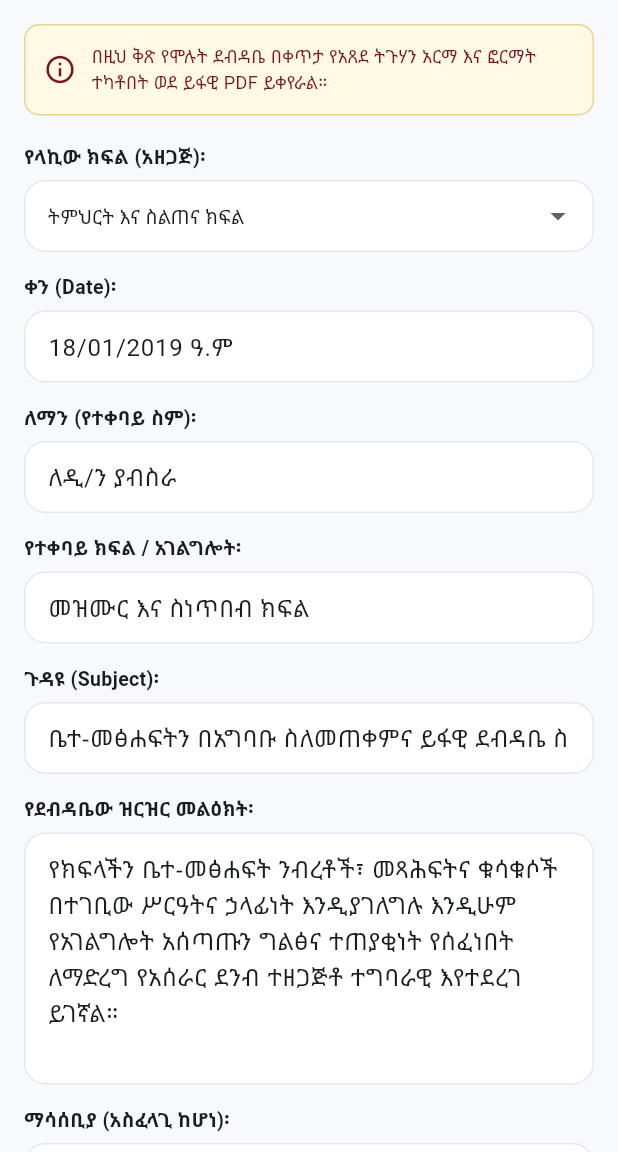
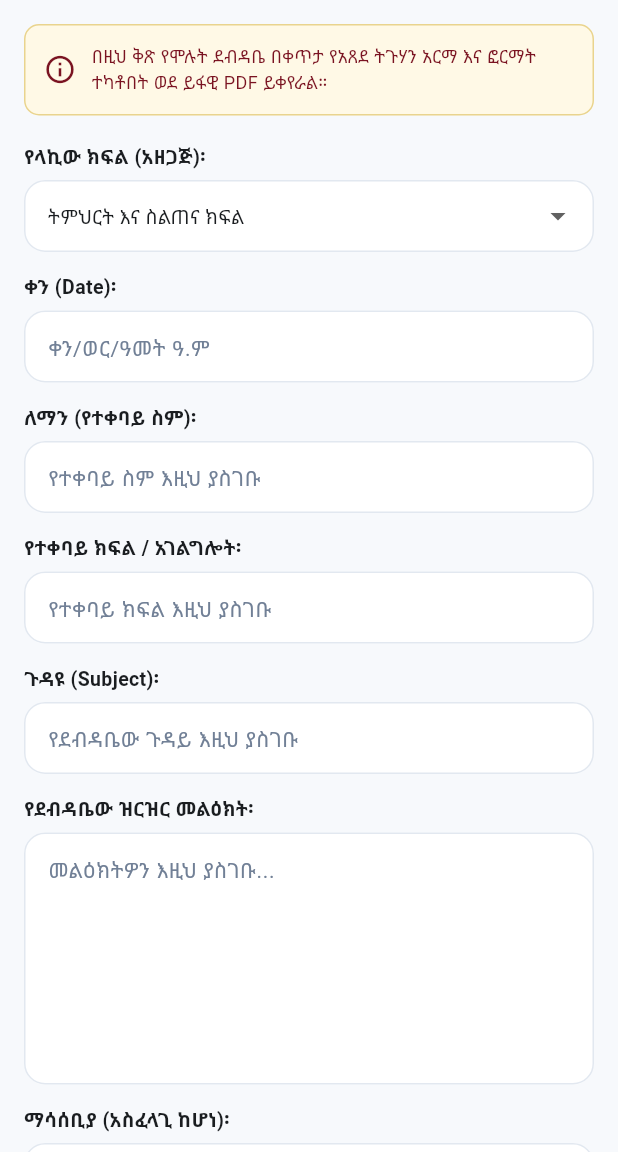
Before and after one commit to shetesfa/plan-atsede-teguhan, a Flutter app: the LetterGeneratorScreen screen opened directly, on a phone screen of 412 x 824 dp, the part 84-1236 px from its top. Run offline on Flutter 3.47's test engine with Material 3 defaults, Android fonts, the phone set to English and light mode, and no system bars; our stand-ins replace file_picker, flutter_secure_storage, google_fonts, image_picker, pdf, printing and 1 more; missing offline and left inert: excel; accounts and stored records are empty; network calls fail.

Commit message:
Fix audit 2026-11-14: lib/screens/letter_generator_screen.dart

```diff
--- a/lib/screens/letter_generator_screen.dart
+++ b/lib/screens/letter_generator_screen.dart
@@ -16,21 +16,19 @@ class LetterGeneratorScreen extends StatefulWidget {
 class _LetterGeneratorScreenState extends State<LetterGeneratorScreen> {
   final _formKey = GlobalKey<FormState>();
 
+  // Audit M8: all fields start EMPTY. The old code pre-filled a real
+  // dated letter about the library (a named recipient, full
+  // body/remarks), which could be sent by accident with stale content.
   String senderDept = 'ትምህርት እና ስልጠና ክፍል';
-  final dateController = TextEditingController(text: '18/01/2019 ዓ.ም');
-  final recipientNameController = TextEditingController(text: 'ለዲ/ን ያብስራ');
-  final recipientDeptController = TextEditingController(text: 'መዝሙር እና ስነጥበብ ክፍል');
-  final subjectController = TextEditingController(
-      text: 'ቤተ-መፅሐፍትን በአግባቡ ስለመጠቀምና ይፋዊ ደብዳቤ ስለማስገባት ይመለከታል፤');
-  final bodyController = TextEditingController(
-      text:
-          'የክፍላችን ቤተ-መፅሐፍት ንብረቶች፣ መጻሕፍትና ቁሳቁሶች በተገቢው ሥርዓትና ኃላፊነት እንዲያገለግሉ እንዲሁም የአገልግሎት አሰጣጡን ግልፅና ተጠያቂነት የሰፈነበት ለማድረግ የአሰራር ደንብ ተዘጋጅቶ ተግባራዊ እየተደረገ ይገኛል።\n\nበመሆኑም ከዛሬ 18/01/2019 ዓ.ም ጀምሮ ከዚህ በኋላ ባለህ ማንኛውም አገልግሎት ቤተ-መፅሐፍቱን ለመጠቀም በቅድሚያ የግድ ይፋዊ ደብዳቤ ማስገባት እንዳለብህ እናሳስባለን። ይፋዊ ደብዳቤ ሳታስገባ ቤተ-መፅሐፍቱን መጠቀም የማትችል መሆኑን በጥብቅ እንገልፃለን።');
-  final remarksController = TextEditingController(
-      text:
-          'ለሚቀጥለው አርብ ለተያዘው ፕሮግራማችሁም ጨምሮ አስፈላጊውን የፈቃድ ደብዳቤ በቸልተኝነት የማታስገባ ከሆነ ቤተ-መፅሐፍቱን በፍፁም የማናስረክብህ መሆኑን በጥብቅ እያሳወቅን፤ አስቀድመህ ደብዳቤህን እንድታስገባ እናሳስባለን።');
-  final signeeNameController = TextEditingController(text: 'ተስፋሁን ባይህ');
-  final signeeTitleController = TextEditingController(text: 'የትምህርት እና ስልጠና ክፍል ኃላፊ');
-  final ccController = TextEditingController(text: 'ለሰንበት ትምህርት ቤቱ ጽ/ቤት, ለቤተ-መፅሐፍት ንዑስ ክፍል');
+  final dateController = TextEditingController();
+  final recipientNameController = TextEditingController();
+  final recipientDeptController = TextEditingController();
+  final subjectController = TextEditingController();
+  final bodyController = TextEditingController();
+  final remarksController = TextEditingController();
+  final signeeNameController = TextEditingController();
+  final signeeTitleController = TextEditingController();
+  final ccController = TextEditingController();
 
   bool isGenerating = false;
 
@@ -211,17 +209,17 @@ class _LetterGeneratorScreenState extends State<LetterGeneratorScreen> {
               const SizedBox(height: 14),
 
               // ቀን
-              _buildTextField('ቀን (Date)፡', dateController),
+              _buildTextField('ቀን (Date)፡', dateController, hint: 'ቀን/ወር/ዓመት ዓ.ም'),
               const SizedBox(height: 14),
 
               // ተቀባይ
-              _buildTextField('ለማን (የተቀባይ ስም)፡', recipientNameController),
+              _buildTextField('ለማን (የተቀባይ ስም)፡', recipientNameController, hint: 'የተቀባይ ስም እዚህ ያስገቡ'),
               const SizedBox(height: 14),
-              _buildTextField('የተቀባይ ክፍል / አገልግሎት፡', recipientDeptController),
+              _buildTextField('የተቀባይ ክፍል / አገልግሎት፡', recipientDeptController, hint: 'የተቀባይ ክፍል እዚህ ያስገቡ'),
               const SizedBox(height: 14),
 
               // ጉዳዩ
-              _buildTextField('ጉዳዩ (Subject)፡', subjectController),
+              _buildTextField('ጉዳዩ (Subject)፡', subjectController, hint: 'የደብዳቤው ጉዳይ እዚህ ያስገቡ'),
               const SizedBox(height: 14),
 
               // ዝርዝር መልዕክት
@@ -256,15 +254,15 @@ class _LetterGeneratorScreenState extends State<LetterGeneratorScreen> {
               // ፈራሚ
               Row(
                 children: [
-                  Expanded(child: _buildTextField('የኃላፊው ስም፡', signeeNameController)),
+                  Expanded(child: _buildTextField('የኃላፊው ስም፡', signeeNameController, hint: 'ስም')),
                   const SizedBox(width: 10),
-                  Expanded(child: _buildTextField('የኃላፊነት ማዕረግ፡', signeeTitleController)),
+                  Expanded(child: _buildTextField('የኃላፊነት ማዕረግ፡', signeeTitleController, hint: 'ማዕረግ')),
                 ],
               ),
               const SizedBox(height: 14),
 
               // ግልባጭ
-              _buildTextField('ግልባጭ (cc) - በኮማ ይለዩ፡', ccController),
+              _buildTextField('ግልባጭ (cc) - በኮማ ይለዩ፡', ccController, hint: 'ለምሳሌ፦ ለሰንበት ትምህርት ቤቱ ጽ/ቤት'),
               const SizedBox(height: 24),
 
               // የ PDF ማመንጫ አዝራር
@@ -308,7 +306,7 @@ class _LetterGeneratorScreenState extends State<LetterGeneratorScreen> {
     );
   }
 
-  Widget _buildTextField(String label, TextEditingController controller) {
+  Widget _buildTextField(String label, TextEditingController controller, {String? hint}) {
     return Column(
       crossAxisAlignment: CrossAxisAlignment.start,
       children: [
@@ -316,9 +314,10 @@ class _LetterGeneratorScreenState extends State<LetterGeneratorScreen> {
         const SizedBox(height: 6),
         TextFormField(
           controller: controller,
-          decoration: const InputDecoration(
-            border: OutlineInputBorder(),
-            contentPadding: EdgeInsets.symmetric(horizontal: 12, vertical: 10),
+          decoration: InputDecoration(
+            hintText: hint,
+            border: const OutlineInputBorder(),
+            contentPadding: const EdgeInsets.symmetric(horizontal: 12, vertical: 10),
           ),
           validator: (val) => val == null || val.isEmpty ? 'ይህ ሜዳ መሞላት አለበት' : null,
         ),
```
